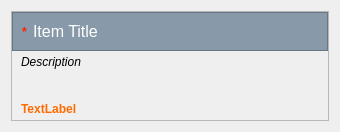
Qt form resources/form_item_edit.ui (lesca-research/piccel) before a commit.
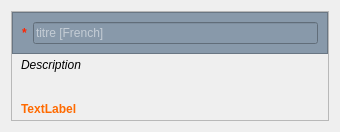
The same form after that commit.

Commit message: Fix init of df in DataSheet to use all fields of form master with proper dtypes. Fix form UI layout!

Patch:
```diff
--- a/resources/form_item_edit.ui
+++ b/resources/form_item_edit.ui
@@ -89,32 +89,9 @@
           </widget>
          </item>
          <item>
-          <widget class="QLabel" name="title">
-           <property name="sizePolicy">
-            <sizepolicy hsizetype="Expanding" vsizetype="Minimum">
-             <horstretch>0</horstretch>
-             <verstretch>0</verstretch>
-            </sizepolicy>
-           </property>
-           <property name="font">
-            <font>
-             <pointsize>12</pointsize>
-            </font>
-           </property>
-           <property name="text">
-            <string>Item Title</string>
-           </property>
-           <property name="alignment">
-            <set>Qt::AlignLeading|Qt::AlignLeft|Qt::AlignVCenter</set>
-           </property>
-           <property name="wordWrap">
-            <bool>true</bool>
-           </property>
-           <property name="margin">
-            <number>0</number>
-           </property>
-           <property name="textInteractionFlags">
-            <set>Qt::LinksAccessibleByMouse</set>
+          <widget class="QLineEdit" name="lineEdit">
+           <property name="placeholderText">
+            <string>titre [French]</string>
            </property>
           </widget>
          </item>
```
The commit also changes 5 other files.
